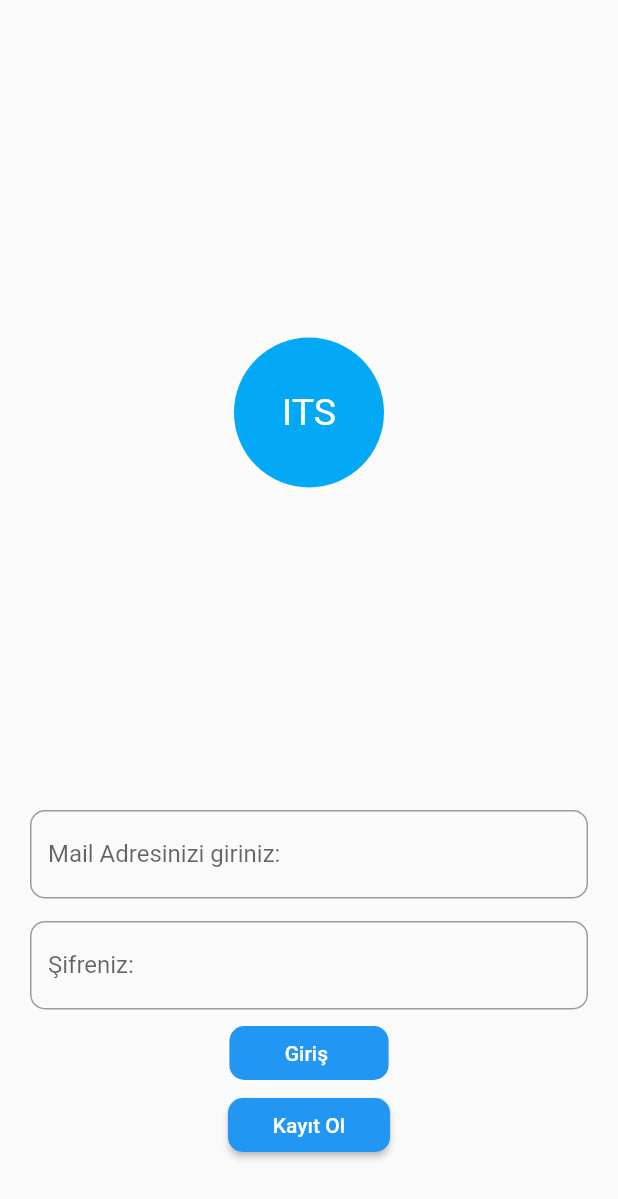
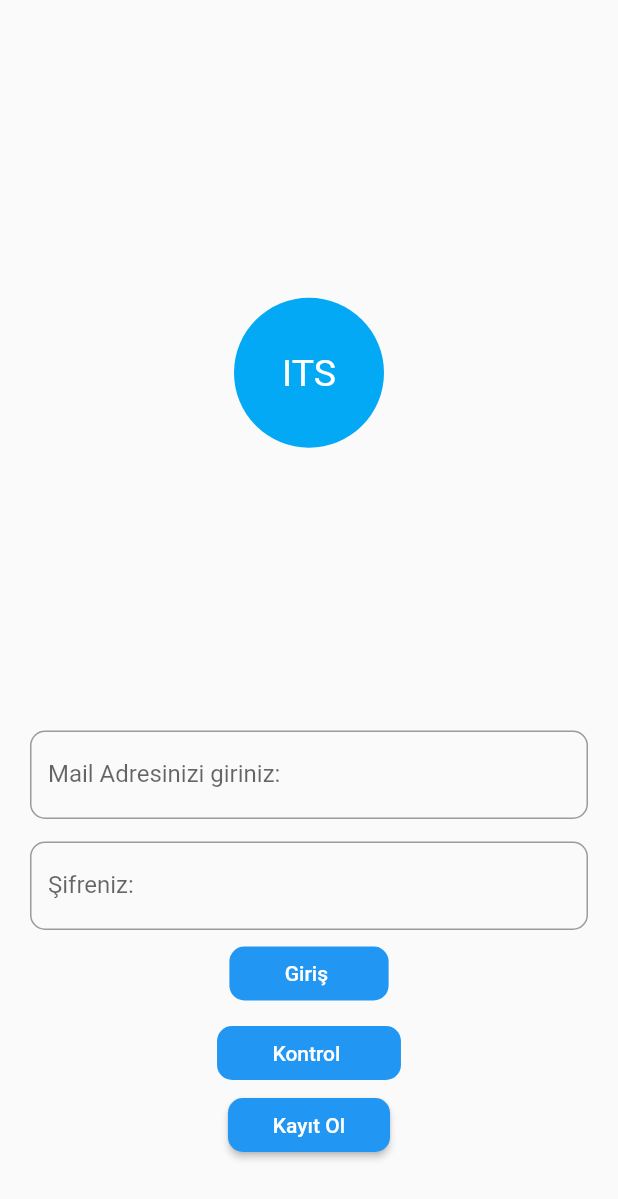
Before and after one commit to SultanSaribas/is_takip_flutter, a Flutter app: the screen it shows after launch, on a phone screen of 412 x 824 dp. Shown: the top 1199 px of the screen. Run offline on Flutter 3.47's test engine with Material 2 defaults, Android fonts, the phone set to English and light mode, and no system bars; our stand-ins replace cloud_firestore, firebase_auth, firebase_core, fluttericon, google_fonts; accounts and stored records are empty.

Commit message:
oturum acma kontrolu eklendi

```diff
--- a/lib/screens/login_screen.dart
+++ b/lib/screens/login_screen.dart
@@ -3,7 +3,8 @@ import 'package:is_takip_flutter/models/users.dart';
 import 'package:is_takip_flutter/screens/panel.dart';
 import 'package:is_takip_flutter/screens/register_screen.dart';
 import 'package:is_takip_flutter/validation/login_validation.dart';
-
+import 'package:firebase_core/firebase_core.dart';
+import 'package:firebase_auth/firebase_auth.dart';
 class LoginScreen extends StatefulWidget {
   @override
   _LoginScreenState createState() => _LoginScreenState();
@@ -12,6 +13,9 @@ class LoginScreen extends StatefulWidget {
 class _LoginScreenState extends State<LoginScreen> with LoginValidationMixin {
   Users user = Users.empyty();
   var formKey = GlobalKey<FormState>();
+  final FirebaseAuth _auth = FirebaseAuth.instance;
+  String gelenSifre;
+  String gelenMail;
 
   @override
   Widget build(BuildContext context) {
@@ -48,6 +52,8 @@ class _LoginScreenState extends State<LoginScreen> with LoginValidationMixin {
                     buildPassWord(),
                     SizedBox(height: 5.0),
                     buildSubmitButton(),
+                    SizedBox(height: 5.0),
+                    buildTestButton(),
                     RaisedButton(
                       shape: RoundedRectangleBorder(
                         borderRadius: BorderRadius.circular(10.0),
@@ -83,9 +89,8 @@ class _LoginScreenState extends State<LoginScreen> with LoginValidationMixin {
           borderRadius: BorderRadius.all(Radius.circular(10.0)),
         ),
       ),
-      validator: validateEmail,
-      onSaved: (String v) {
-        this.user.email = v;
+      onChanged: (String gM) {
+       gelenMail=gM;
       },
     );
   }
@@ -100,11 +105,25 @@ class _LoginScreenState extends State<LoginScreen> with LoginValidationMixin {
           borderRadius: BorderRadius.all(Radius.circular(10.0)),
         ),
       ),
-      validator: validatePassword,
-      onSaved: (String p) {
-        this.user.password = p;
+      onChanged: (String gS) {
+        gelenSifre=gS;
       },
     );
+  }
+
+  buildTestButton() {
+    return FlatButton(
+        shape: RoundedRectangleBorder(
+          borderRadius: BorderRadius.circular(10.0),
+        ),
+        color: Colors.blue,
+        child: Text(
+          "      Kontrol       ",
+          style: TextStyle(color: Colors.white),
+        ),
+        onPressed: () {
+          _oturumAc(gelenMail, gelenSifre);
+        });
   }
 
   buildSubmitButton() {
@@ -118,12 +137,11 @@ class _LoginScreenState extends State<LoginScreen> with LoginValidationMixin {
           style: TextStyle(color: Colors.white),
         ),
         onPressed: () {
-          if (formKey.currentState.validate()) {
-            formKey.currentState.save();
-            print(user.email + " " + user.password);
-          }
           Navigator.push(
               context, MaterialPageRoute(builder: (context) => Panel()));
         });
   }
+  void _oturumAc(String mailGelen, String sifreGelen){
+    _auth.signInWithEmailAndPassword(email: mailGelen, password: sifreGelen).then((value) => debugPrint("giriş basarili"));
+  }
 }
```
